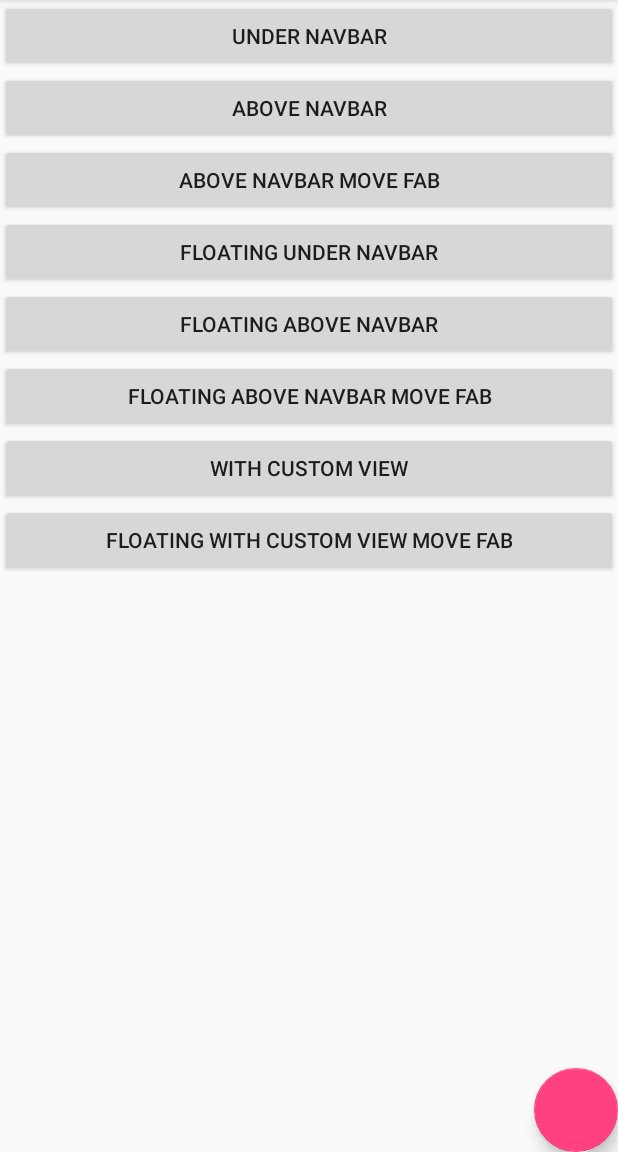
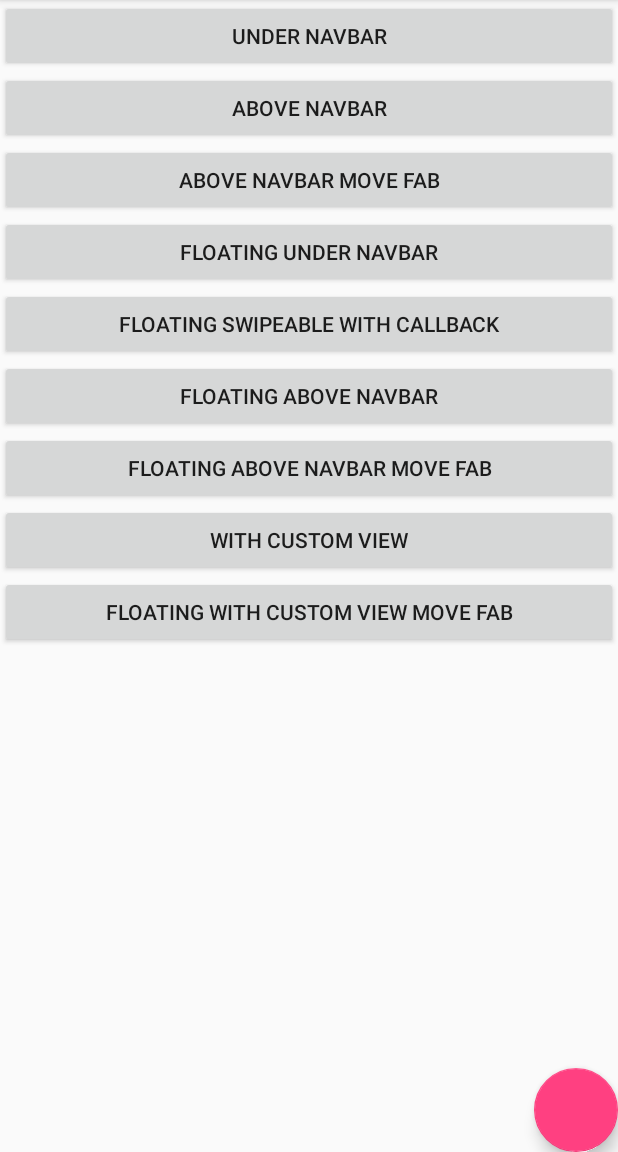
Before and after one commit to danimahardhika/cafebar, an Android app: the TranslucentNavBarActivity screen opened directly, with no data from a screen before it, on a phone screen of 412 x 824 dp, the part 84-1236 px from its top. Run offline under Robolectric (Android 15) with nearby library versions, the phone set to English and light mode, and no system bars.

Commit message:
Added sample with callback

```diff
--- a/app/src/main/res/layout/activity_translucent_navbar.xml
+++ b/app/src/main/res/layout/activity_translucent_navbar.xml
@@ -40,6 +40,12 @@
                 android:text="Floating Under Navbar" />
 
             <android.support.v7.widget.AppCompatButton
+                android:id="@+id/themed_long_action_swipe_to_dismiss_with_callback"
+                android:layout_width="match_parent"
+                android:layout_height="wrap_content"
+                android:text="Floating Swipeable with callback" />
+
+            <android.support.v7.widget.AppCompatButton
                 android:id="@+id/floating_above_navbar"
                 android:layout_width="match_parent"
                 android:layout_height="wrap_content"
```
Also changed, not shown: app/src/main/java/com/danimahardhika/cafebar/demo/TranslucentNavBarActivity.java (+30 -0 lines).
